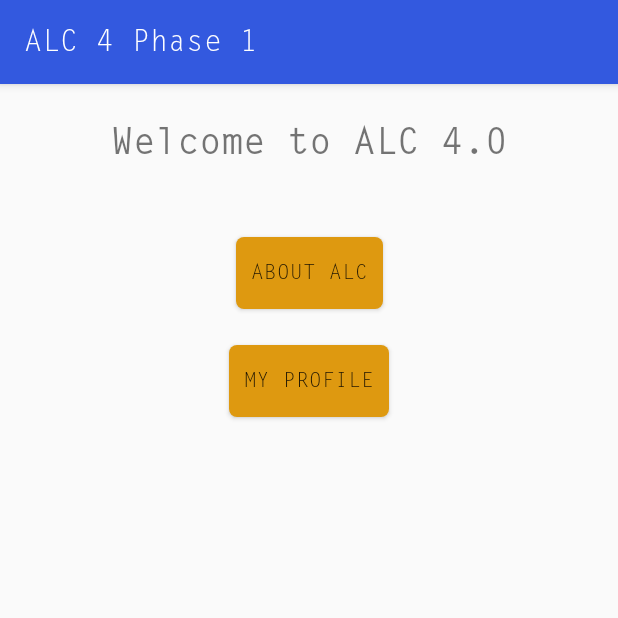
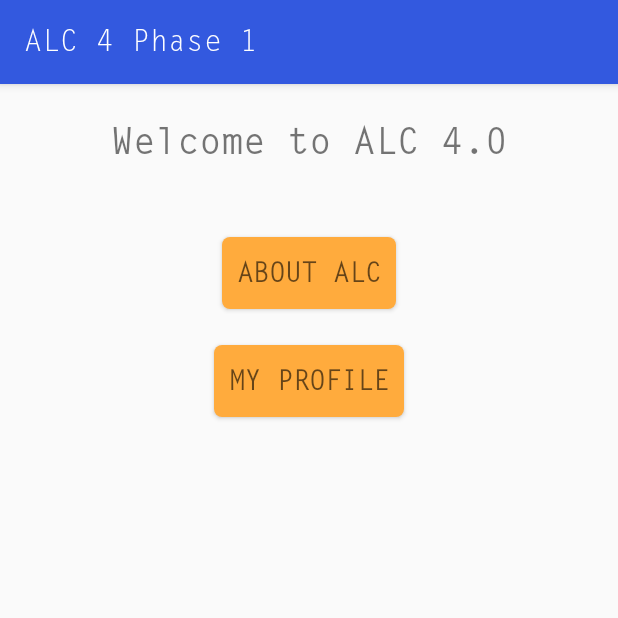
Before and after one commit to ongebo/alc-challenge-phase-one, an Android app: the screen it shows after launch (MainActivity), on a phone screen of 412 x 824 dp, the top half of it. Run offline under Robolectric (Android 15) with nearby library versions, the phone set to English and light mode, and no system bars.

Commit message:
Update appearance of the main activity buttons

```diff
--- a/app/src/main/res/drawable/button_background.xml
+++ b/app/src/main/res/drawable/button_background.xml
@@ -1,7 +1,7 @@
 <?xml version="1.0" encoding="utf-8"?>
 <shape xmlns:android="http://schemas.android.com/apk/res/android"
     android:shape="rectangle">
-    <solid android:color="#de9910" />
+    <solid android:color="#ffab3d" />
     <corners android:radius="5dp" />
     <padding android:right="10dp" />
     <padding android:left="10dp" />
--- a/app/src/main/res/layout/activity_main.xml
+++ b/app/src/main/res/layout/activity_main.xml
@@ -25,6 +25,8 @@
         android:layout_marginTop="48dp"
         android:background="@drawable/button_background"
         android:text="@string/about"
+        android:textAppearance="@style/TextAppearance.AppCompat.Medium"
+        android:textStyle="bold"
         app:layout_constraintEnd_toEndOf="parent"
         app:layout_constraintStart_toStartOf="parent"
         app:layout_constraintTop_toBottomOf="@+id/welcome_text" />
@@ -36,6 +38,8 @@
         android:layout_marginTop="24dp"
         android:background="@drawable/button_background"
         android:text="@string/profile"
+        android:textAppearance="@style/TextAppearance.AppCompat.Medium"
+        android:textStyle="bold"
         app:layout_constraintEnd_toEndOf="parent"
         app:layout_constraintStart_toStartOf="parent"
         app:layout_constraintTop_toBottomOf="@+id/about_button" />
```
